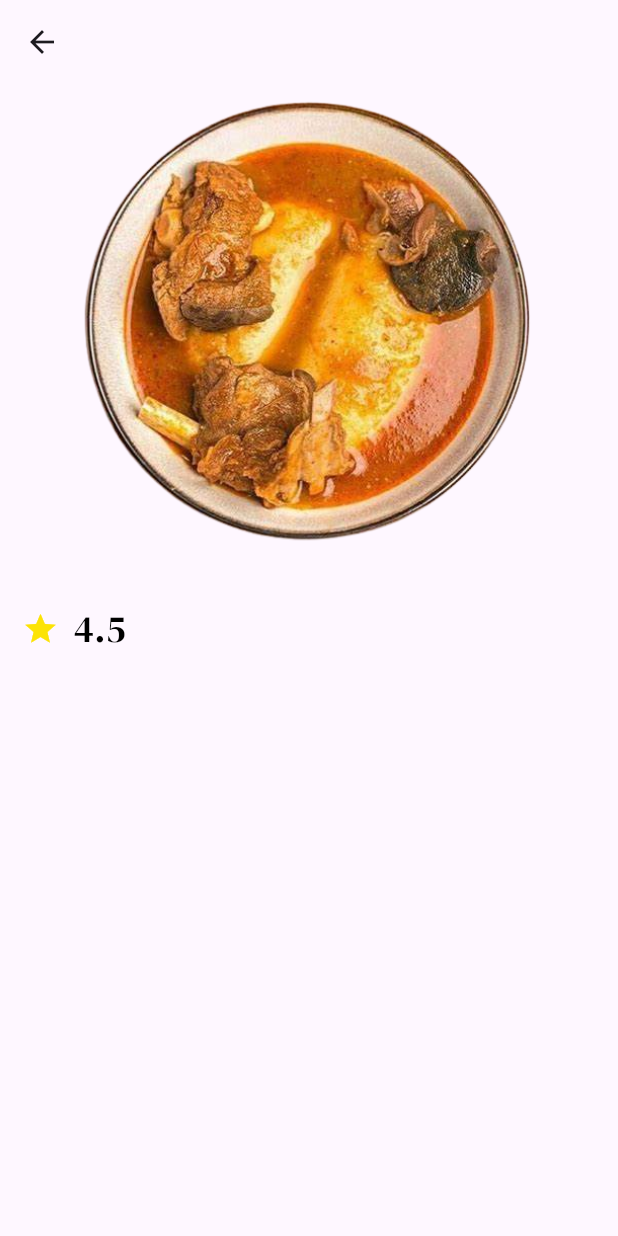
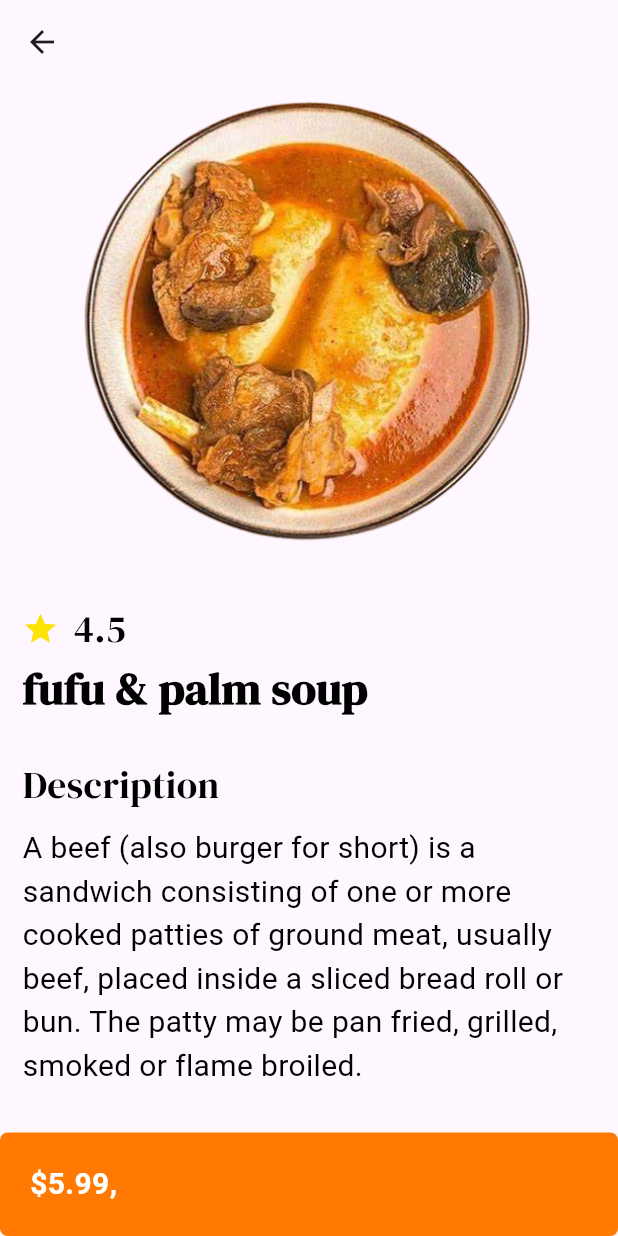
Before and after one commit to Ikwame91/Restaurant_app_ui, a Flutter app: the MenuPage screen opened by its route, after a tap on "fufu & palm soup", on a phone screen of 412 x 824 dp. Run offline on Flutter 3.47's test engine with Material 2 defaults, Android fonts, the phone set to English and light mode, and no system bars; our stand-ins replace google_fonts.

Commit message:
details page

```diff
--- a/lib/constants/food_list.dart
+++ b/lib/constants/food_list.dart
@@ -2,7 +2,7 @@ import 'package:simple_restaurant_ui/models/food.dart';
 
 List foodMenu = [
   Food(
-    name: 'banku & okro stew',
+    name: 'Banku & okro stew',
     image: 'lib/images/bankuone.png',
     description:
         'Pizza is a savory dish of Italian origin consisting of a usually round, flattened base of leavened wheat-based dough topped with tomatoes, cheese, and often various other ingredients, which is then baked at a high temperature, traditionally in a wood-fired oven.',
--- a/lib/pages/food_details.dart
+++ b/lib/pages/food_details.dart
@@ -1,5 +1,6 @@
 import 'package:flutter/material.dart';
 import 'package:google_fonts/google_fonts.dart';
+import 'package:simple_restaurant_ui/constants/colors.dart';
 import 'package:simple_restaurant_ui/models/food.dart';
 
 class FoodDetails extends StatefulWidget {
@@ -46,11 +47,65 @@ class _FoodDetailsState extends State<FoodDetails> {
                             fontSize: 25, color: Colors.black),
                       ),
                     ],
-                  )
+                  ),
+                  const SizedBox(
+                    width: 10,
+                  ),
+                  Text(
+                    widget.food.name,
+                    style: GoogleFonts.dmSerifDisplay(
+                        fontSize: 30,
+                        color: Colors.black,
+                        fontWeight: FontWeight.bold),
+                  ),
+                  const SizedBox(
+                    height: 25,
+                  ),
+                  Text(
+                    'Description',
+                    style: GoogleFonts.dmSerifDisplay(
+                        fontSize: 25,
+                        color: Colors.black,
+                        fontWeight: FontWeight.w500),
+                  ),
+                  const SizedBox(
+                    height: 10,
+                  ),
+                  Text(
+                    widget.food.description,
+                    style: GoogleFonts.roboto(
+                        fontSize: 20,
+                        color: Colors.black,
+                        fontWeight: FontWeight.w400),
+                  ),
                 ],
               ),
             ),
-          )
+          ),
+          Container(
+            decoration: BoxDecoration(
+              color: primaryColor,
+              borderRadius: BorderRadius.circular(5),
+            ),
+            padding: const EdgeInsets.all(20),
+            child: Column(
+              children: [
+                //price
+
+                Row(
+                  children: [
+                    Text(
+                      '\$${widget.food.price},',
+                      style: const TextStyle(
+                          color: Colors.white,
+                          fontWeight: FontWeight.bold,
+                          fontSize: 20),
+                    )
+                  ],
+                )
+              ],
+            ),
+          ),
         ],
       ),
     );
```
